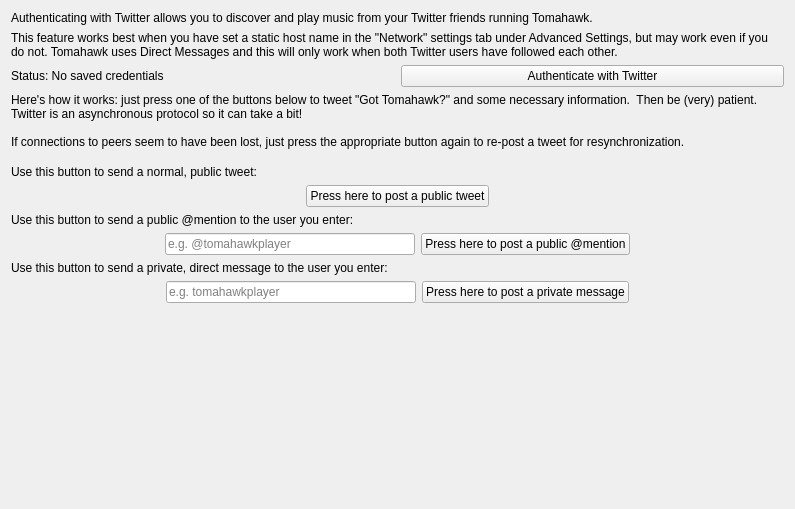
First picture: the form in src/sip/twitter/twitterconfigwidget.ui, repository tomahawk-player/tomahawk, before the edit.
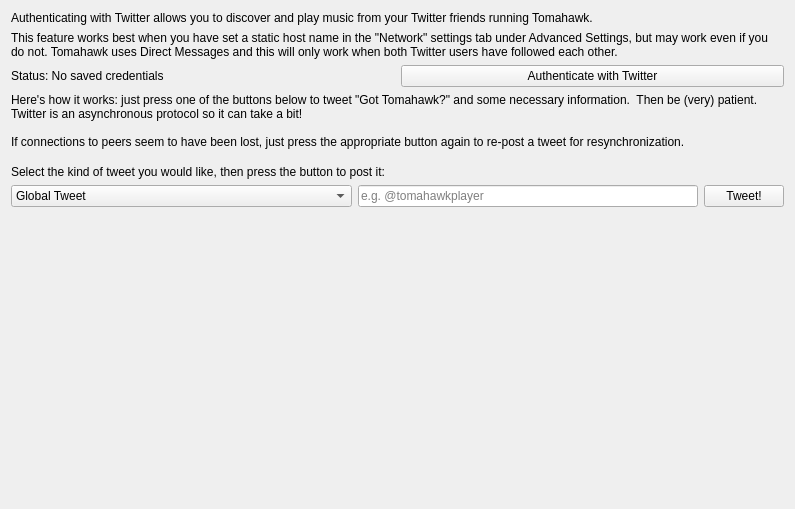
Second picture: the form after the edit.

Commit message: Revamp twitter config widget again -- use a drop down box for message type. Also display name of saved user.

What changed in the file:
```diff
--- a/src/sip/twitter/twitterconfigwidget.ui
+++ b/src/sip/twitter/twitterconfigwidget.ui
@@ -101,51 +101,41 @@
         </sizepolicy>
        </property>
        <property name="text">
-        <string>Use this button to send a normal, public tweet:</string>
+        <string>Select the kind of tweet you would like, then press the button to post it:</string>
        </property>
       </widget>
      </item>
      <item>
       <layout class="QHBoxLayout" name="twitterGlobalTweetHLayout">
        <item>
-        <layout class="QVBoxLayout" name="verticalLayout_3">
-         <item>
-          <layout class="QHBoxLayout" name="horizontalLayout_2"/>
-         </item>
-         <item>
-          <widget class="QPushButton" name="twitterTweetGotTomahawkButton">
+        <widget class="QComboBox" name="twitterTweetComboBox">
            <property name="sizePolicy">
-            <sizepolicy hsizetype="Fixed" vsizetype="Fixed">
+          <sizepolicy hsizetype="MinimumExpanding" vsizetype="Fixed">
              <horstretch>0</horstretch>
              <verstretch>0</verstretch>
             </sizepolicy>
            </property>
+         <item>
            <property name="text">
-            <string>Press here to post a public tweet</string>
-           </property>
-          </widget>
+           <string>Global Tweet</string>
+          </property>
          </item>
-        </layout>
-       </item>
-      </layout>
-     </item>
+         <item>
+          <property name="text">
+           <string>@Mention</string>
+          </property>
+         </item>
      <item>
-      <widget class="QLabel" name="twitterUserTweetLabel">
        <property name="text">
-        <string>Use this button to send a public @mention to the user you enter:</string>
-       </property>
-      </widget>
-     </item>
-     <item>
-      <layout class="QHBoxLayout" name="twitterUserTweetHLayout">
-       <item>
-        <layout class="QVBoxLayout" name="verticalLayout_2">
-         <item>
-          <layout class="QHBoxLayout" name="horizontalLayout">
+           <string>Direct Message</string>
+          </property>
+         </item>
+        </widget>
+       </item>
            <item>
             <widget class="QLineEdit" name="twitterUserTweetLineEdit">
              <property name="sizePolicy">
-              <sizepolicy hsizetype="Fixed" vsizetype="Fixed">
+          <sizepolicy hsizetype="MinimumExpanding" vsizetype="Fixed">
                <horstretch>0</horstretch>
                <verstretch>0</verstretch>
               </sizepolicy>
@@ -162,7 +152,7 @@
             </widget>
            </item>
            <item>
-            <widget class="QPushButton" name="twitterUserTweetButton">
+        <widget class="QPushButton" name="twitterTweetGotTomahawkButton">
              <property name="sizePolicy">
               <sizepolicy hsizetype="Fixed" vsizetype="Fixed">
                <horstretch>0</horstretch>
@@ -170,64 +160,9 @@
               </sizepolicy>
              </property>
              <property name="text">
-              <string>Press here to post a public @mention</string>
-             </property>
-            </widget>
-           </item>
-          </layout>
-         </item>
-        </layout>
-       </item>
-      </layout>
-     </item>
-     <item>
-      <widget class="QLabel" name="twitterDirectTweetLabel">
-       <property name="text">
-        <string>Use this button to send a private, direct message to the user you enter:</string>
-       </property>
-      </widget>
-     </item>
-     <item>
-      <layout class="QHBoxLayout" name="twitterDirectTweetHLayout">
-       <item>
-        <layout class="QVBoxLayout" name="verticalLayout_4">
-         <item>
-          <layout class="QHBoxLayout" name="horizontalLayout_3">
-           <item>
-            <widget class="QLineEdit" name="twitterDirectTweetLineEdit">
-             <property name="sizePolicy">
-              <sizepolicy hsizetype="Fixed" vsizetype="Fixed">
-               <horstretch>0</horstretch>
-               <verstretch>0</verstretch>
-              </sizepolicy>
-             </property>
-             <property name="minimumSize">
-              <size>
-               <width>250</width>
-               <height>0</height>
-              </size>
-             </property>
-             <property name="placeholderText">
-              <string>e.g. tomahawkplayer</string>
-             </property>
-            </widget>
-           </item>
-           <item>
-            <widget class="QPushButton" name="twitterDirectTweetButton">
-             <property name="sizePolicy">
-              <sizepolicy hsizetype="Fixed" vsizetype="Fixed">
-               <horstretch>0</horstretch>
-               <verstretch>0</verstretch>
-              </sizepolicy>
-             </property>
-             <property name="text">
-              <string>Press here to post a private message</string>
-             </property>
-            </widget>
-           </item>
-          </layout>
-         </item>
-        </layout>
+          <string>Tweet!</string>
+         </property>
+        </widget>
        </item>
       </layout>
      </item>
```
Lines whose indentation alone changed are shown as unchanged. The commit also changes 2 other files.
